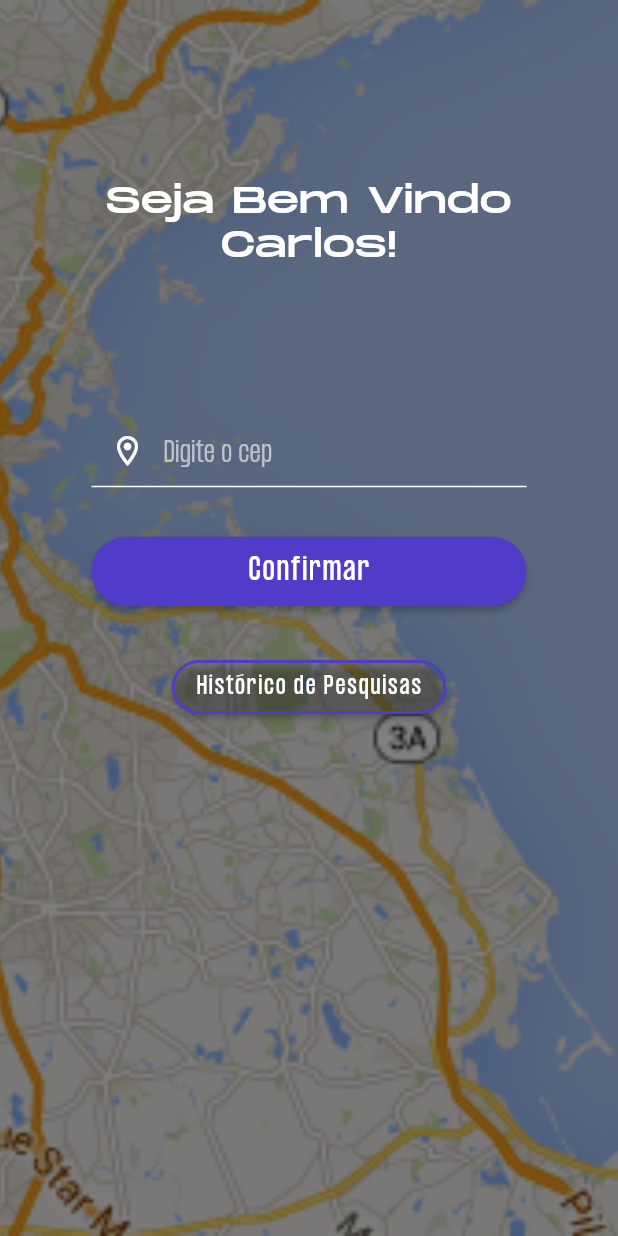
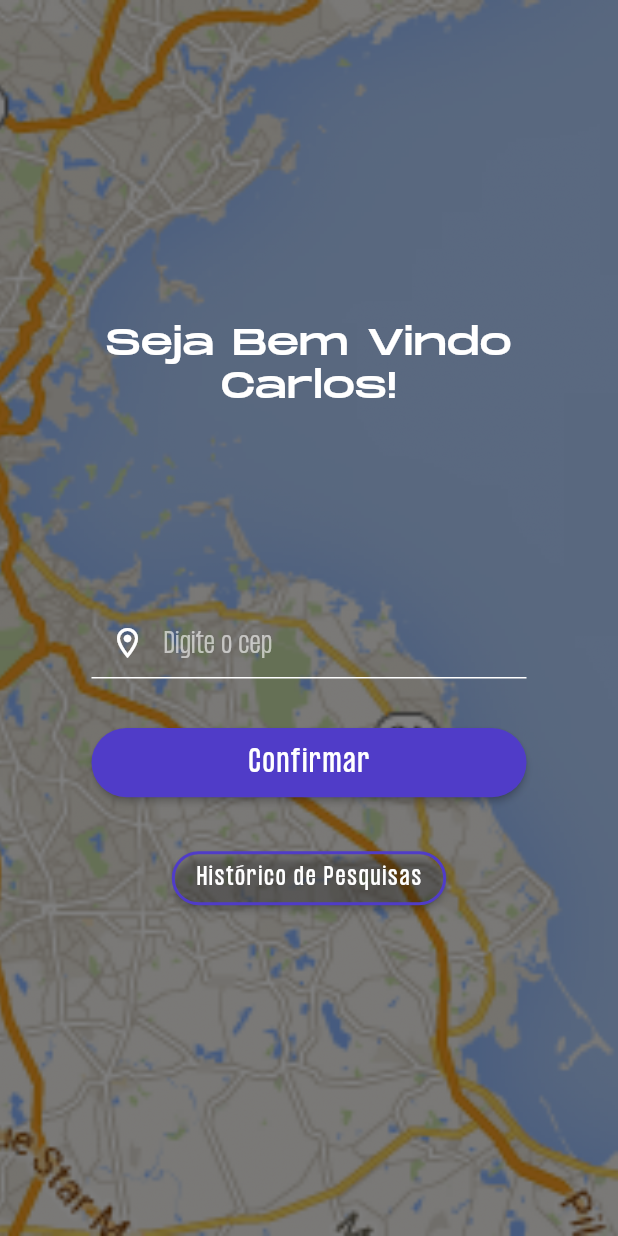
Before and after one commit to ChrisMiiranda/Consulta_CEP, a Flutter app: the screen it shows after launch, on a phone screen of 412 x 824 dp. Run offline on Flutter 3.47's test engine with Material 2 defaults, Android fonts, the phone set to English and light mode, and no system bars; our stand-ins replace brasil_fields; missing offline and left inert: search_cep.

Commit message:
ajustes de dimensionamento

```diff
--- a/lib/screens/consulta_cep/cep_body.dart
+++ b/lib/screens/consulta_cep/cep_body.dart
@@ -41,9 +41,6 @@ class _CepBodyState extends State<CepBody> {
   Widget build(BuildContext context) {
     return Form(
       key: formKeys[0],
-      child: Padding(
-        padding:
-            EdgeInsets.only(bottom: MediaQuery.of(context).viewInsets.bottom),
       child: Container(
         decoration: const BoxDecoration(
           image: DecorationImage(
@@ -53,8 +50,8 @@ class _CepBodyState extends State<CepBody> {
           ),
         ),
         child: Center(
-            child: Padding(
-              padding: const EdgeInsets.only(top: 120),
+          child: SingleChildScrollView(
+            physics: const NeverScrollableScrollPhysics(),
             child: Column(
               children: [
                 const Text('Seja Bem Vindo\nCarlos!',
@@ -64,7 +61,7 @@ class _CepBodyState extends State<CepBody> {
                         fontSize: 24,
                         letterSpacing: .5,
                         fontWeight: FontWeight.w300)),
-                  SizedBox(height: MediaQuery.of(context).size.height * 0.12),
+                SizedBox(height: MediaQuery.of(context).size.height * 0.16),
                 SizedBox(
                   width: 290,
                   child: buildCEPFormField(),
@@ -126,7 +123,6 @@ class _CepBodyState extends State<CepBody> {
                   ),
                 ),
               ],
-              ),
             ),
           ),
         ),
@@ -406,9 +402,9 @@ class _CepBodyState extends State<CepBody> {
                                               width: 2),
                                         ),
                                         color: Colors.transparent,
-                                        onPressed: () {
-                                          Navigator.pop(context);
-                                          formKeys[0].currentState?.reset();
+                                        onPressed: () => {
+                                          Navigator.pop(context),
+                                          _cep.text = '',
                                         },
                                         child: const Text(
                                           'Voltar',
--- a/lib/screens/consulta_cep/cep_screen.dart
+++ b/lib/screens/consulta_cep/cep_screen.dart
@@ -8,6 +8,7 @@ class CepScreen extends StatelessWidget {
   @override
   Widget build(BuildContext context) {
     return const Scaffold(
+      resizeToAvoidBottomInset: false,
       body: CepBody(),
     );
   }
```
Lines whose indentation alone changed are shown as unchanged.
